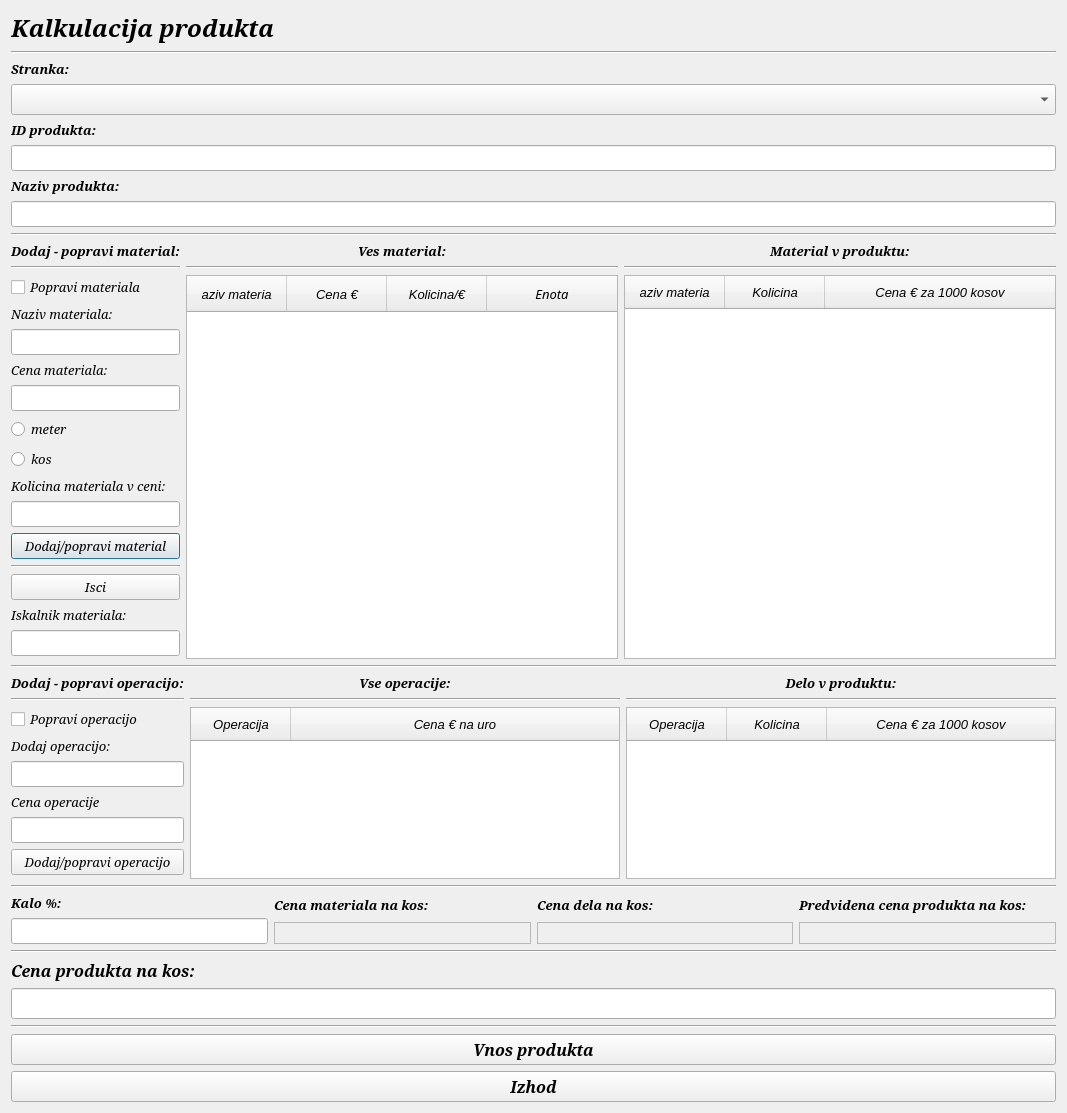
Qt form kalkulacija.ui (MaxMaxy/racun) before a commit.
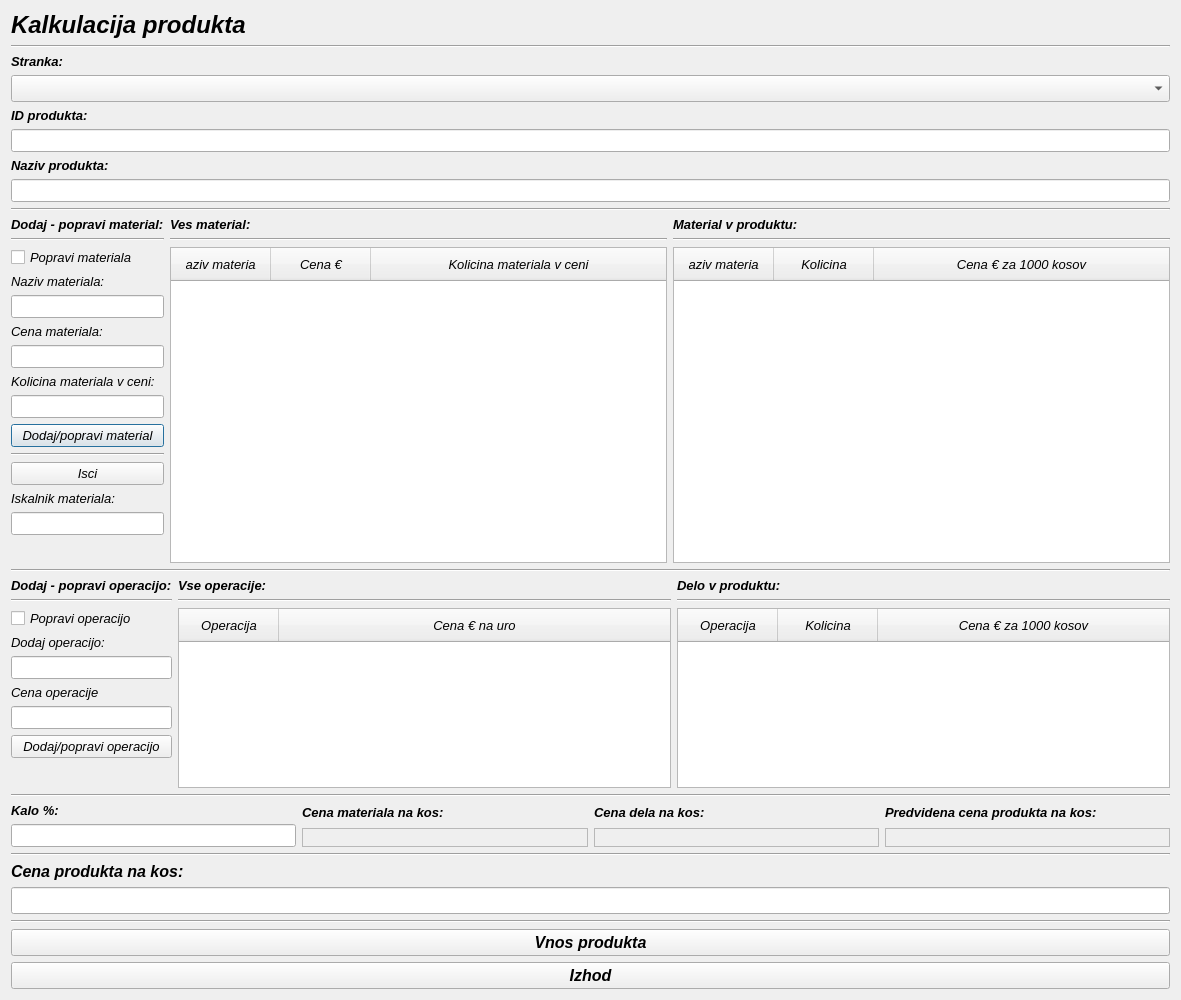
The same form after that commit.

Diff of the .ui file:
```diff
--- a/kalkulacija.ui
+++ b/kalkulacija.ui
@@ -6,13 +6,13 @@
    <rect>
     <x>0</x>
     <y>0</y>
-    <width>1067</width>
-    <height>1113</height>
+    <width>1181</width>
+    <height>1000</height>
    </rect>
   </property>
   <property name="font">
    <font>
-    <family>Serif</family>
+    <family>MS Sans Serif</family>
     <pointsize>10</pointsize>
     <italic>true</italic>
    </font>
@@ -31,7 +31,7 @@
           <widget class="QLabel" name="label">
            <property name="font">
             <font>
-             <family>Serif</family>
+             <family>MS Sans Serif</family>
              <pointsize>18</pointsize>
              <weight>75</weight>
              <italic>true</italic>
@@ -48,11 +48,6 @@
          </item>
          <item>
           <widget class="Line" name="line">
-           <property name="font">
-            <font>
-             <family>Serif</family>
-            </font>
-           </property>
            <property name="orientation">
             <enum>Qt::Horizontal</enum>
            </property>
@@ -66,7 +61,6 @@
           <widget class="QLabel" name="label_3">
            <property name="font">
             <font>
-             <family>Serif</family>
              <pointsize>10</pointsize>
              <weight>75</weight>
              <bold>true</bold>
@@ -87,7 +81,6 @@
           <widget class="QComboBox" name="comboBox_stranka">
            <property name="font">
             <font>
-             <family>Serif</family>
              <pointsize>12</pointsize>
             </font>
            </property>
@@ -101,7 +94,6 @@
           <widget class="QLabel" name="label_2">
            <property name="font">
             <font>
-             <family>Serif</family>
              <pointsize>10</pointsize>
              <weight>75</weight>
              <bold>true</bold>
@@ -122,7 +114,6 @@
           <widget class="QLineEdit" name="lineEdit_ID">
            <property name="font">
             <font>
-             <family>Serif</family>
              <pointsize>10</pointsize>
             </font>
            </property>
@@ -136,7 +127,6 @@
           <widget class="QLabel" name="label_4">
            <property name="font">
             <font>
-             <family>Serif</family>
              <pointsize>10</pointsize>
              <weight>75</weight>
              <bold>true</bold>
@@ -157,7 +147,6 @@
           <widget class="QLineEdit" name="lineEdit_nazivProdukta">
            <property name="font">
             <font>
-             <family>Serif</family>
              <pointsize>10</pointsize>
             </font>
            </property>
@@ -169,11 +158,6 @@
      </item>
      <item>
       <widget class="Line" name="line_9">
-       <property name="font">
-        <font>
-         <family>Serif</family>
-        </font>
-       </property>
        <property name="orientation">
         <enum>Qt::Horizontal</enum>
        </property>
@@ -189,7 +173,6 @@
             <widget class="QLabel" name="label_20">
              <property name="font">
               <font>
-               <family>Serif</family>
                <weight>75</weight>
                <bold>true</bold>
               </font>
@@ -201,11 +184,6 @@
            </item>
            <item>
             <widget class="Line" name="line_12">
-             <property name="font">
-              <font>
-               <family>Serif</family>
-              </font>
-             </property>
              <property name="orientation">
               <enum>Qt::Horizontal</enum>
              </property>
@@ -219,11 +197,6 @@
                <verstretch>0</verstretch>
               </sizepolicy>
              </property>
-             <property name="font">
-              <font>
-               <family>Serif</family>
-              </font>
-             </property>
              <property name="text">
               <string>Popravi materiala</string>
              </property>
@@ -239,11 +212,6 @@
                  <verstretch>0</verstretch>
                 </sizepolicy>
                </property>
-               <property name="font">
-                <font>
-                 <family>Serif</family>
-                </font>
-               </property>
                <property name="frameShadow">
                 <enum>QFrame::Raised</enum>
                </property>
@@ -263,11 +231,6 @@
                  <verstretch>0</verstretch>
                 </sizepolicy>
                </property>
-               <property name="font">
-                <font>
-                 <family>Serif</family>
-                </font>
-               </property>
               </widget>
              </item>
             </layout>
@@ -282,11 +245,6 @@
                  <verstretch>0</verstretch>
                 </sizepolicy>
                </property>
-               <property name="font">
-                <font>
-                 <family>Serif</family>
-                </font>
-               </property>
                <property name="frameShadow">
                 <enum>QFrame::Raised</enum>
                </property>
@@ -306,39 +264,10 @@
                  <verstretch>0</verstretch>
                 </sizepolicy>
                </property>
-               <property name="font">
-                <font>
-                 <family>Serif</family>
-                </font>
-               </property>
               </widget>
              </item>
             </layout>
            </item>
-           <item>
-            <widget class="QRadioButton" name="radioButton_meter">
-             <property name="font">
-              <font>
-               <family>Serif</family>
-              </font>
-             </property>
-             <property name="text">
-              <string>meter</string>
-             </property>
-            </widget>
-           </item>
-           <item>
-            <widget class="QRadioButton" name="radioButton_kos">
-             <property name="font">
-              <font>
-               <family>Serif</family>
-              </font>
-             </property>
-             <property name="text">
-              <string>kos</string>
-             </property>
-            </widget>
-           </item>
            <item>
             <layout class="QVBoxLayout" name="verticalLayout_16">
              <item>
@@ -349,11 +278,6 @@
                  <verstretch>0</verstretch>
                 </sizepolicy>
                </property>
-               <property name="font">
-                <font>
-                 <family>Serif</family>
-                </font>
-               </property>
                <property name="frameShadow">
                 <enum>QFrame::Raised</enum>
                </property>
@@ -373,11 +297,6 @@
                  <verstretch>0</verstretch>
                 </sizepolicy>
                </property>
-               <property name="font">
-                <font>
-                 <family>Serif</family>
-                </font>
-               </property>
               </widget>
              </item>
             </layout>
@@ -390,11 +309,6 @@
                <verstretch>0</verstretch>
               </sizepolicy>
              </property>
-             <property name="font">
-              <font>
-               <family>Serif</family>
-              </font>
-             </property>
              <property name="text">
               <string>Dodaj/popravi material</string>
              </property>
@@ -402,11 +316,6 @@
            </item>
            <item>
             <widget class="Line" name="line_2">
-             <property name="font">
-              <font>
-               <family>Serif</family>
-              </font>
-             </property>
              <property name="orientation">
               <enum>Qt::Horizontal</enum>
              </property>
@@ -420,11 +329,6 @@
                <verstretch>0</verstretch>
               </sizepolicy>
              </property>
-             <property name="font">
-              <font>
-               <family>Serif</family>
-              </font>
-             </property>
              <property name="text">
               <string>Isci</string>
              </property>
@@ -440,7 +344,6 @@
              </property>
              <property name="font">
               <font>
-               <family>Serif</family>
                <weight>50</weight>
                <bold>false</bold>
               </font>
@@ -461,20 +364,10 @@
                <verstretch>0</verstretch>
               </sizepolicy>
              </property>
-             <property name="font">
-              <font>
-               <family>Serif</family>
-              </font>
-             </property>
             </widget>
            </item>
            <item>
             <spacer name="verticalSpacer_2">
-             <property name="font">
-              <font>
-               <family>Serif</family>
-              </font>
-             </property>
              <property name="orientation">
               <enum>Qt::Vertical</enum>
              </property>
@@ -496,7 +389,6 @@
               <widget class="QLabel" name="label_5">
                <property name="font">
                 <font>
-                 <family>Serif</family>
                  <pointsize>10</pointsize>
                  <weight>75</weight>
                  <bold>true</bold>
@@ -508,9 +400,6 @@
                <property name="text">
                 <string>Ves material:</string>
                </property>
-               <property name="alignment">
-                <set>Qt::AlignCenter</set>
-               </property>
                <property name="buddy">
                 <cstring>treeWidget_material</cstring>
                </property>
@@ -518,11 +407,6 @@
              </item>
              <item>
               <widget class="Line" name="line_7">
-               <property name="font">
-                <font>
-                 <family>Serif</family>
-                </font>
-               </property>
                <property name="orientation">
                 <enum>Qt::Horizontal</enum>
                </property>
@@ -536,11 +420,6 @@
                  <verstretch>0</verstretch>
                 </sizepolicy>
                </property>
-               <property name="font">
-                <font>
-                 <family>Serif</family>
-                </font>
-               </property>
                <property name="styleSheet">
                 <string notr="true">QHeaderView::section{padding:7px 15px}</string>
                </property>
@@ -576,7 +455,7 @@
                </column>
                <column>
                 <property name="text">
-                 <string>Kolicina/€</string>
+                 <string>Kolicina materiala v ceni</string>
                 </property>
                 <property name="font">
                  <font>
@@ -589,21 +468,6 @@
                  <set>AlignCenter</set>
                 </property>
                </column>
-               <column>
-                <property name="text">
-                 <string>Enota</string>
-                </property>
-                <property name="font">
-                 <font>
-                  <family>Sans</family>
-                  <pointsize>10</pointsize>
-                  <italic>true</italic>
-                 </font>
-                </property>
-                <property name="textAlignment">
-                 <set>AlignCenter</set>
-                </property>
-               </column>
               </widget>
              </item>
              <item>
@@ -617,7 +481,6 @@
               <widget class="QLabel" name="label_6">
                <property name="font">
                 <font>
-                 <family>Serif</family>
                  <pointsize>10</pointsize>
                  <weight>75</weight>
                  <bold>true</bold>
@@ -629,9 +492,6 @@
                <property name="text">
                 <string>Material v produktu:</string>
                </property>
-               <property name="alignment">
-                <set>Qt::AlignCenter</set>
-               </property>
                <property name="buddy">
                 <cstring>treeWidget_materialProdukta</cstring>
                </property>
@@ -639,11 +499,6 @@
              </item>
              <item>
               <widget class="Line" name="line_6">
-               <property name="font">
-                <font>
-                 <family>Serif</family>
-                </font>
-               </property>
                <property name="orientation">
                 <enum>Qt::Horizontal</enum>
                </property>
@@ -657,11 +512,6 @@
                  <verstretch>0</verstretch>
                 </sizepolicy>
                </property>
-               <property name="font">
-                <font>
-                 <family>Serif</family>
-                </font>
-               </property>
                <property name="styleSheet">
                 <string notr="true">QHeaderView::section{padding:7px 15px}</string>
                </property>
@@ -720,11 +570,6 @@
        </item>
        <item>
         <widget class="Line" name="line_10">
-         <property name="font">
-          <font>
-           <family>Serif</family>
-          </font>
-         </property>
          <property name="orientation">
           <enum>Qt::Horizontal</enum>
          </property>
@@ -738,7 +583,6 @@
             <widget class="QLabel" name="label_19">
              <property name="font">
               <font>
-               <family>Serif</family>
                <weight>75</weight>
                <bold>true</bold>
               </font>
@@ -750,11 +594,6 @@
            </item>
            <item>
             <widget class="Line" name="line_13">
-             <property name="font">
-              <font>
-               <family>Serif</family>
-              </font>
-             </property>
              <property name="orientation">
               <enum>Qt::Horizontal</enum>
              </property>
@@ -768,11 +607,6 @@
                <verstretch>0</verstretch>
               </sizepolicy>
              </property>
-             <property name="font">
-              <font>
-               <family>Serif</family>
-              </font>
-             </property>
              <property name="text">
               <string>Popravi operacijo</string>
              </property>
@@ -788,11 +622,6 @@
                  <verstretch>0</verstretch>
                 </sizepolicy>
                </property>
-               <property name="font">
-                <font>
-                 <family>Serif</family>
-                </font>
-               </property>
                <property name="frameShadow">
                 <enum>QFrame::Raised</enum>
                </property>
@@ -812,11 +641,6 @@
                  <verstretch>0</verstretch>
                 </sizepolicy>
                </property>
-               <property name="font">
-                <font>
-                 <family>Serif</family>
-                </font>
-               </property>
               </widget>
              </item>
             </layout>
@@ -831,11 +655,6 @@
                  <verstretch>0</verstretch>
                 </sizepolicy>
                </property>
-               <property name="font">
-                <font>
-                 <family>Serif</family>
-                </font>
-               </property>
                <property name="frameShadow">
                 <enum>QFrame::Raised</enum>
                </property>
@@ -855,11 +674,6 @@
                  <verstretch>0</verstretch>
                 </sizepolicy>
                </property>
-               <property name="font">
-                <font>
-                 <family>Serif</family>
-                </font>
-               </property>
               </widget>
              </item>
             </layout>
@@ -872,11 +686,6 @@
                <verstretch>0</verstretch>
               </sizepolicy>
              </property>
-             <property name="font">
-              <font>
-               <family>Serif</family>
-              </font>
-             </property>
              <property name="text">
               <string>Dodaj/popravi operacijo</string>
              </property>
@@ -884,11 +693,6 @@
            </item>
            <item>
             <spacer name="verticalSpacer">
-             <property name="font">
-              <font>
-               <family>Serif</family>
-              </font>
-             </property>
              <property name="orientation">
               <enum>Qt::Vertical</enum>
              </property>
@@ -916,7 +720,6 @@
                </property>
                <property name="font">
                 <font>
-                 <family>Serif</family>
                  <pointsize>10</pointsize>
                  <weight>75</weight>
                  <bold>true</bold>
@@ -928,9 +731,6 @@
                <property name="text">
                 <string>Vse operacije:</string>
                </property>
-               <property name="alignment">
-                <set>Qt::AlignCenter</set>
-               </property>
                <property name="buddy">
                 <cstring>treeWidget_delo</cstring>
                </property>
@@ -938,11 +738,6 @@
              </item>
              <item>
               <widget class="Line" name="line_8">
-               <property name="font">
-                <font>
-                 <family>Serif</family>
-                </font>
-               </property>
                <property name="orientation">
                 <enum>Qt::Horizontal</enum>
                </property>
@@ -956,11 +751,6 @@
                  <verstretch>0</verstretch>
                 </sizepolicy>
                </property>
-               <property name="font">
-                <font>
-                 <family>Serif</family>
-                </font>
-               </property>
                <property name="styleSheet">
                 <string notr="true">QHeaderView::section{padding:7px 15px}</string>
                </property>
@@ -1015,7 +805,6 @@
                </property>
                <property name="font">
                 <font>
-                 <family>Serif</family>
                  <pointsize>10</pointsize>
                  <weight>75</weight>
                  <bold>true</bold>
@@ -1027,9 +816,6 @@
                <property name="text">
                 <string>Delo v produktu:</string>
                </property>
-               <property name="alignment">
-                <set>Qt::AlignCenter</set>
-               </property>
                <property name="buddy">
                 <cstring>treeWidget_deloProdukta</cstring>
                </property>
@@ -1037,11 +823,6 @@
              </item>
              <item>
               <widget class="Line" name="line_5">
-               <property name="font">
-                <font>
-                 <family>Serif</family>
-                </font>
-               </property>
                <property name="orientation">
                 <enum>Qt::Horizontal</enum>
                </property>
@@ -1055,11 +836,6 @@
                  <verstretch>0</verstretch>
                 </sizepolicy>
                </property>
-               <property name="font">
-                <font>
-                 <family>Serif</family>
-                </font>
-               </property>
                <property name="styleSheet">
                 <string notr="true">QHeaderView::section{padding:7px 15px}</string>
                </property>
@@ -1120,11 +896,6 @@
      </item>
      <item>
       <widget class="Line" name="line_11">
-       <property name="font">
-        <font>
-         <family>Serif</family>
-        </font>
-       </property>
        <property name="orientation">
         <enum>Qt::Horizontal</enum>
        </property>
@@ -1148,7 +919,6 @@
                </property>
                <property name="font">
                 <font>
-                 <family>Serif</family>
                  <weight>75</weight>
                  <bold>true</bold>
                 </font>
@@ -1174,7 +944,6 @@
                </property>
                <property name="font">
                 <font>
-                 <family>Serif</family>
                  <pointsize>10</pointsize>
                 </font>
                </property>
@@ -1194,7 +963,6 @@
                </property>
                <property name="font">
                 <font>
-                 <family>Serif</family>
                  <pointsize>10</pointsize>
                  <weight>75</weight>
                  <bold>true</bold>
@@ -1218,7 +986,6 @@
                </property>
                <property name="font">
                 <font>
-                 <family>Serif</family>
                  <pointsize>10</pointsize>
                 </font>
                </property>
@@ -1247,7 +1014,6 @@
                </property>
                <property name="font">
                 <font>
-                 <family>Serif</family>
                  <pointsize>10</pointsize>
                  <weight>75</weight>
                  <bold>true</bold>
@@ -1271,7 +1037,6 @@
                </property>
                <property name="font">
                 <font>
-                 <family>Serif</family>
                  <pointsize>10</pointsize>
                 </font>
                </property>
@@ -1300,7 +1065,6 @@
                </property>
                <property name="font">
                 <font>
-                 <family>Serif</family>
                  <pointsize>10</pointsize>
                  <weight>75</weight>
                  <bold>true</bold>
@@ -1324,7 +1088,6 @@
                </property>
                <property name="font">
                 <font>
-                 <family>Serif</family>
                  <pointsize>10</pointsize>
                  <weight>75</weight>
                  <bold>true</bold>
@@ -1349,11 +1112,6 @@
           <layout class="QVBoxLayout" name="verticalLayout_4">
            <item>
             <widget class="Line" name="line_3">
-             <property name="font">
-              <font>
-               <family>Serif</family>
-              </font>
-             </property>
              <property name="orientation">
               <enum>Qt::Horizontal</enum>
              </property>
@@ -1363,7 +1121,6 @@
             <widget class="QLabel" name="label_cenaProdukta">
              <property name="font">
               <font>
-               <family>Serif</family>
                <pointsize>12</pointsize>
                <weight>75</weight>
                <bold>true</bold>
@@ -1384,7 +1141,6 @@
             <widget class="QLineEdit" name="lineEdit_cenaProdukta">
              <property name="font">
               <font>
-               <family>Serif</family>
                <pointsize>12</pointsize>
                <weight>75</weight>
                <bold>true</bold>
@@ -1403,11 +1159,6 @@
         <layout class="QVBoxLayout" name="verticalLayout_7">
          <item>
           <widget class="Line" name="line_4">
-           <property name="font">
-            <font>
-             <family>Serif</family>
-            </font>
-           </property>
            <property name="orientation">
             <enum>Qt::Horizontal</enum>
            </property>
@@ -1417,7 +1168,6 @@
           <widget class="QPushButton" name="pushButton_vnosProdukta">
            <property name="font">
             <font>
-             <family>Serif</family>
              <pointsize>12</pointsize>
              <weight>75</weight>
              <bold>true</bold>
@@ -1432,7 +1182,6 @@
           <widget class="QPushButton" name="pushButton_izhod">
            <property name="font">
             <font>
-             <family>Serif</family>
              <pointsize>12</pointsize>
              <weight>75</weight>
              <bold>true</bold>
```
Left out of the diff: 2 changed lines with no effect on the pictures.
